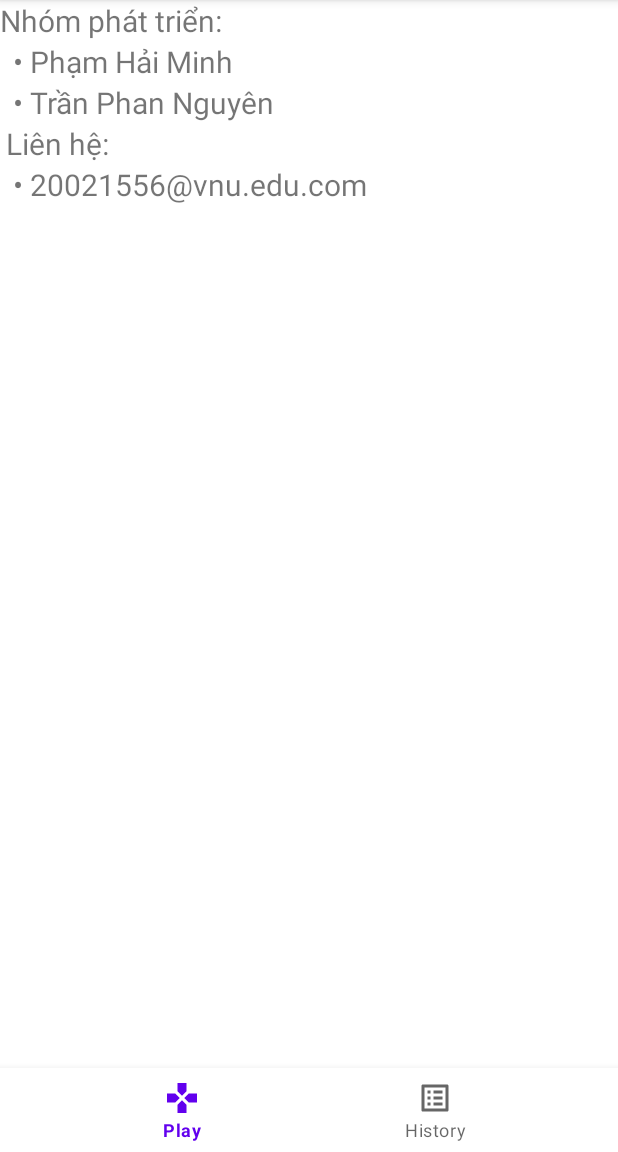
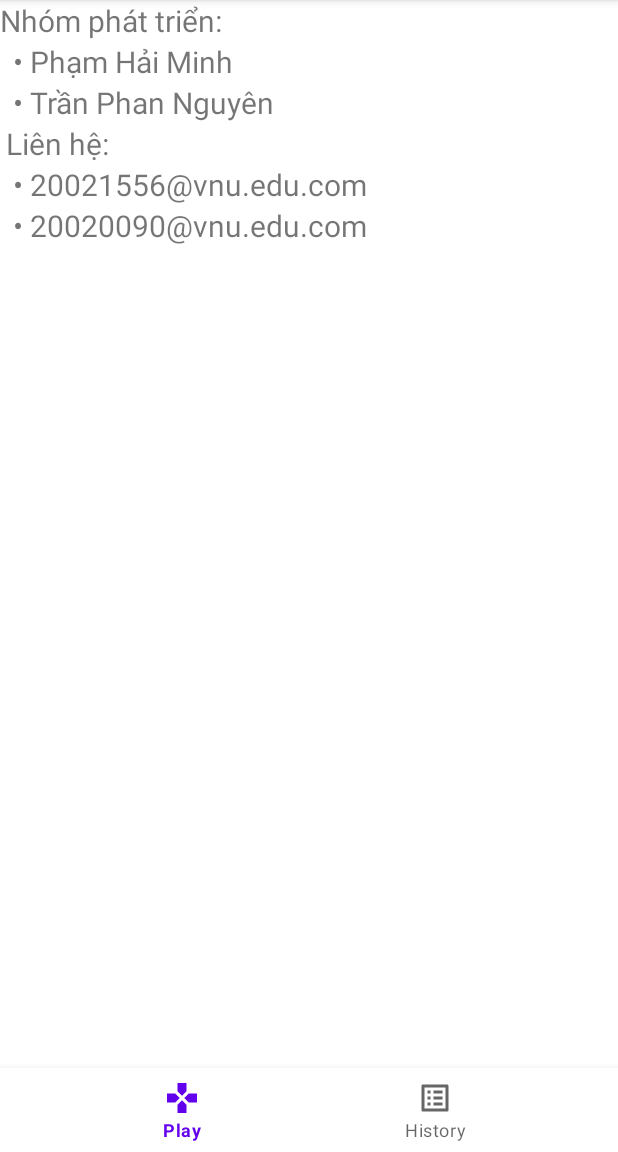
Before and after one commit to minhkli/LapTrinhDiDongFinalQuizz, an Android app: the QuestionFragment screen opened through its navigation route, in the options menu, after a tap on "Thông tin trò chơi", on a phone screen of 412 x 824 dp, the part 84-1236 px from its top. Run offline under Robolectric (Android 15) with nearby library versions, the phone set to English and light mode, and no system bars; our stand-ins replace navigation-ui.

Commit message:
Phan Nguyen

```diff
--- a/app/src/main/java/com/example/quizzfinal/QuestionFragment.java
+++ b/app/src/main/java/com/example/quizzfinal/QuestionFragment.java
@@ -25,22 +25,17 @@ import java.io.OutputStream;
 import java.util.ArrayList;
 import java.util.List;
 
-public class QuestionFragment extends Fragment {
+public class QuestionFragment extends Fragment{
     public QuestionFragment() {
         super(R.layout.fragment_question);
     }
     FragmentQuestionBinding binding;
-
-    List<QuizQuestions> allQuestionList;
-    QuizQuestions quizQuestions;
-    int index=0;
-
-
     private int count = 0;
 
     @Override
     public void onCreate(Bundle savedInstanceState) {
         super.onCreate(savedInstanceState);
+
     }
 
     @Nullable
@@ -66,8 +61,7 @@ public class QuestionFragment extends Fragment {
         binding.textQuestion.setText(text);*/
 
         // Add cau hoi - Nguyen
-        allQuestionList = new ;
-        quizQuestions=listofQ.get(index);
+
 
 
         binding.buttonTrue.setOnClickListener(new View.OnClickListener() {
--- a/app/src/main/res/layout/fragment_information_game.xml
+++ b/app/src/main/res/layout/fragment_information_game.xml
@@ -39,7 +39,15 @@
         android:layout_width="wrap_content"
         android:layout_height="wrap_content"
         android:layout_marginLeft="4dp"
-        android:textSize="20sp"
-        android:text=" • 20021556@vnu.edu.com" />
+        android:text=" • 20021556@vnu.edu.com"
+        android:textSize="20sp" />
+
+    <TextView
+        android:id="@+id/textView2"
+        android:layout_width="wrap_content"
+        android:layout_height="wrap_content"
+        android:layout_marginLeft="4dp"
+        android:text=" • 20020090@vnu.edu.com"
+        android:textSize="20sp" />
 
 </LinearLayout>
--- a/app/src/main/res/layout/fragment_level.xml
+++ b/app/src/main/res/layout/fragment_level.xml
@@ -11,12 +11,12 @@
         android:id="@+id/textView"
         android:layout_width="wrap_content"
         android:layout_height="wrap_content"
-        android:layout_marginTop="36dp"
+        android:layout_marginTop="84dp"
         android:gravity="center"
         android:maxLines="2"
         android:text="Chọn cấp độ bạn muốn chơi ?"
+        android:textColor="@color/black"
         android:textSize="30sp"
-        android:textColor="@color/black"
         app:layout_constraintEnd_toEndOf="parent"
         app:layout_constraintHorizontal_bias="0.0"
         app:layout_constraintStart_toStartOf="parent"
```
Also changed, not shown: app/src/main/AndroidManifest.xml (+1 -8 lines), app/src/main/java/com/example/quizzfinal/QuizQuestions.java (deleted, +0 -33 lines), app/src/main/java/com/example/quizzfinal/QuizSplashActivity.java (deleted, +0 -28 lines), app/src/main/res/layout/activity_dash_board.xml (added, +9 -0 lines).
